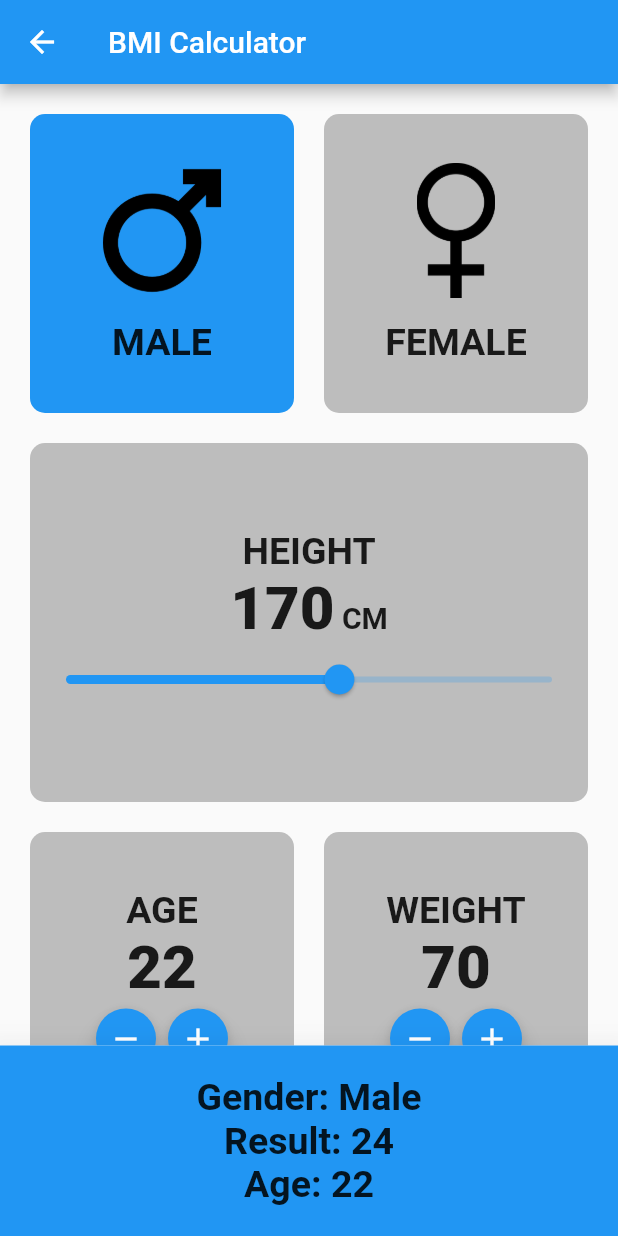
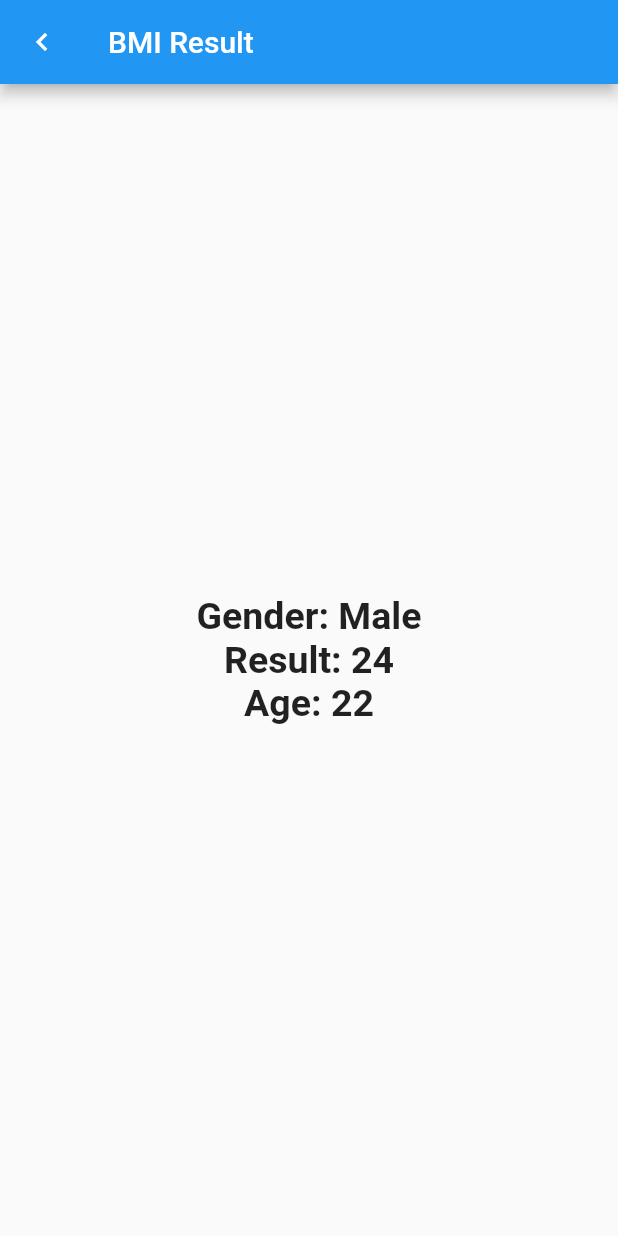
Before and after one commit to ammaralyy/bmi, a Flutter app: the screen it shows after launch, after a tap on "Calculate", on a phone screen of 412 x 824 dp. Run offline on Flutter 3.47's test engine with Material 2 defaults, Android fonts, the phone set to English and light mode, and no system bars; our stand-ins replace bloc, flutter_bloc.

```diff
--- /dev/null
+++ b/lib/layout/bmi_Result.dart
@@ -0,0 +1,61 @@
+import 'package:bmi_calculator/shared/cubit/cubit.dart';
+import 'package:bmi_calculator/shared/cubit/states.dart';
+import 'package:flutter/cupertino.dart';
+import 'package:flutter/material.dart';
+import 'package:flutter_bloc/flutter_bloc.dart';
+
+class BMIResult extends StatelessWidget {
+  const BMIResult({Key? key}) : super(key: key);
+
+  @override
+  Widget build(BuildContext context) {
+    return BlocConsumer<AppCubit, AppState>(
+      listener: (context, AppState state) {},
+      builder: (context, AppState state) {
+        AppCubit cubit = AppCubit.get(context);
+
+        return Scaffold(
+          appBar: AppBar(
+            leading: IconButton(
+              onPressed: (){
+                Navigator.pop(context);
+              },
+              icon: Icon(
+                Icons.keyboard_arrow_left
+              ),
+            ),
+            title: Text('BMI Result'),
+          ),
+          body: Center(
+            child: Column(
+              mainAxisAlignment: MainAxisAlignment.center,
+              children: [
+                Text(
+                  'Gender: ${cubit.gender}',
+                  style: TextStyle(
+                    fontSize: 25,
+                    fontWeight: FontWeight.bold,
+                  ),
+                ),
+                Text(
+                  'Result: ${cubit.result}',
+                  style: TextStyle(
+                    fontSize: 25,
+                    fontWeight: FontWeight.bold,
+                  ),
+                ),
+                Text(
+                  'Age: ${cubit.age}',
+                  style: TextStyle(
+                    fontSize: 25,
+                    fontWeight: FontWeight.bold,
+                  ),
+                ),
+              ],
+            ),
+          ),
+        );
+      },
+    );
+  }
+}
--- a/lib/layout/home_layout.dart
+++ b/lib/layout/home_layout.dart
@@ -1,4 +1,5 @@
 import 'dart:math';
+import 'package:bmi_calculator/layout/bmi_Result.dart';
 import 'package:bmi_calculator/modules/age_weight_row.dart';
 import 'package:bmi_calculator/shared/cubit/cubit.dart';
 import 'package:bmi_calculator/shared/cubit/states.dart';
@@ -10,9 +11,7 @@ class HomeLayout extends StatelessWidget {
 
   @override
   Widget build(BuildContext context) {
-    return BlocProvider(
-      create: (context) => AppCubit(),
-      child: BlocConsumer<AppCubit, AppState>(
+    return BlocConsumer<AppCubit, AppState>(
       listener: (context, AppState state) {},
       builder: (context, AppState state) {
         AppCubit cubit = AppCubit.get(context);
@@ -178,49 +177,12 @@ class HomeLayout extends StatelessWidget {
 
                     cubit.resultChange(result.round());
 
-                      if (!cubit.isBottomSheetShown) {
-                        scaffoldKey.currentState!
-                            .showBottomSheet(
-                              (context) => Container(
-                                width: double.infinity,
-                                color: Colors.blue,
-                                padding: EdgeInsets.all(20),
-                                child: Column(
-                                  mainAxisSize: MainAxisSize.min,
-                                  mainAxisAlignment: MainAxisAlignment.center,
-                                  children: [
-                                    Text(
-                                      'Gender: ${cubit.gender}',
-                                      style: TextStyle(
-                                        fontSize: 25,
-                                        fontWeight: FontWeight.bold,
+                    Navigator.push(
+                        context,
+                        MaterialPageRoute(
+                            builder: (context) => BMIResult(),
                         ),
-                                    ),
-                                    Text(
-                                      'Result: ${cubit.result}',
-                                      style: TextStyle(
-                                        fontSize: 25,
-                                        fontWeight: FontWeight.bold,
-                                      ),
-                                    ),
-                                    Text(
-                                      'Age: ${cubit.age}',
-                                      style: TextStyle(
-                                        fontSize: 25,
-                                        fontWeight: FontWeight.bold,
-                                      ),
-                                    ),
-                                  ],
-                                ),
-                              ),
-                              elevation: 20.0,
-                            )
-                            .closed
-                            .then((value) {
-                          cubit.changeBottomSheetState(isShow: false);
-                        });
-                        cubit.changeBottomSheetState(isShow: true);
-                      }
+                    );
                   },
                   height: 50,
                   child: Text(
@@ -235,7 +197,6 @@ class HomeLayout extends StatelessWidget {
           ),
         );
       },
-      ),
     );
   }
 }
--- a/lib/main.dart
+++ b/lib/main.dart
@@ -1,22 +1,31 @@
 import 'package:bloc/bloc.dart';
 import 'package:bmi_calculator/shared/bloc_observer.dart';
+import 'package:bmi_calculator/shared/cubit/cubit.dart';
+import 'package:bmi_calculator/shared/cubit/states.dart';
 import 'package:flutter/material.dart';
+import 'package:flutter_bloc/flutter_bloc.dart';
 import 'layout/home_layout.dart';
 
 void main() {
-
   Bloc.observer = MyBlocObserver();
 
   runApp(MyApp());
 }
 
 class MyApp extends StatelessWidget {
-
   @override
   Widget build(BuildContext context) {
-    return MaterialApp(
-      debugShowCheckedModeBanner: false,
-      home: HomeLayout(),
+    return BlocProvider(
+      create: (context) => AppCubit(),
+      child: BlocConsumer<AppCubit, AppState>(
+        listener: (context, AppState state) {},
+        builder: (context, AppState state) {
+          return MaterialApp(
+            debugShowCheckedModeBanner: false,
+            home: HomeLayout(),
+          );
+        },
+      ),
     );
   }
 }
```
Lines whose indentation alone changed are shown as unchanged.
